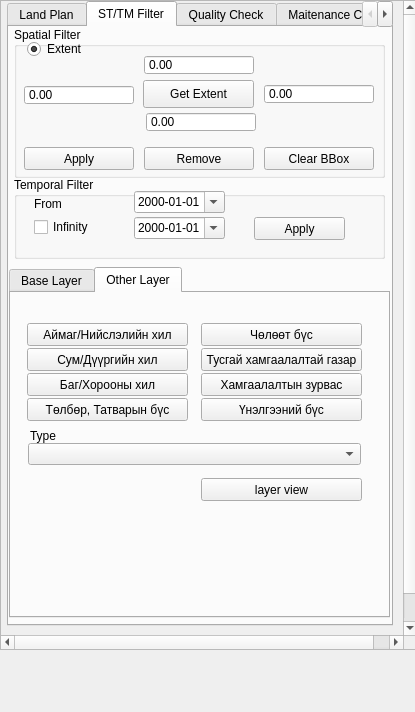
Old version of the form view/PlanNavigatorWidget.ui in the repository teamlm2/lm2_mgis.
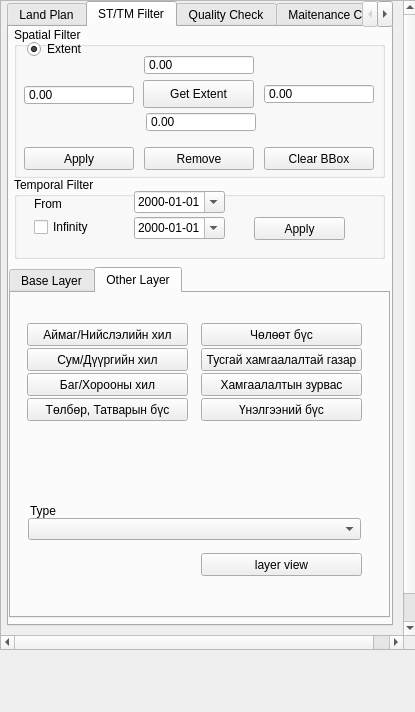
New version of the form. The open tabs and pages were chosen to show the change.

```diff
--- a/view/PlanNavigatorWidget.ui
+++ b/view/PlanNavigatorWidget.ui
@@ -841,7 +841,7 @@
           <property name="geometry">
            <rect>
             <x>190</x>
-            <y>185</y>
+            <y>260</y>
             <width>161</width>
             <height>23</height>
            </rect>
@@ -870,7 +870,7 @@
           <property name="geometry">
            <rect>
             <x>17</x>
-            <y>150</y>
+            <y>225</y>
             <width>333</width>
             <height>22</height>
            </rect>
@@ -919,7 +919,7 @@
           <property name="geometry">
            <rect>
             <x>19</x>
-            <y>135</y>
+            <y>210</y>
             <width>331</width>
             <height>16</height>
            </rect>
```
Left out of the diff: 4 changed lines with no effect on the pictures.
